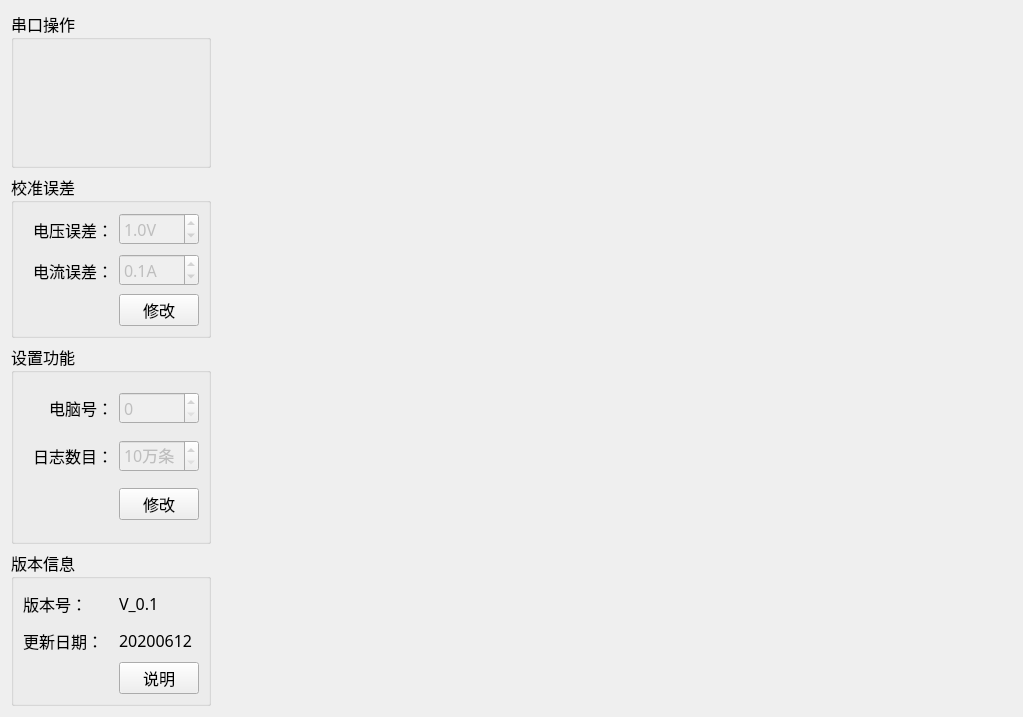
The window that PDU-CalibrateTool/setups/setup_mainwid.ui (ChinaClever/PDU-CalibrateTool) describes before a commit, drawn with Qt 5.
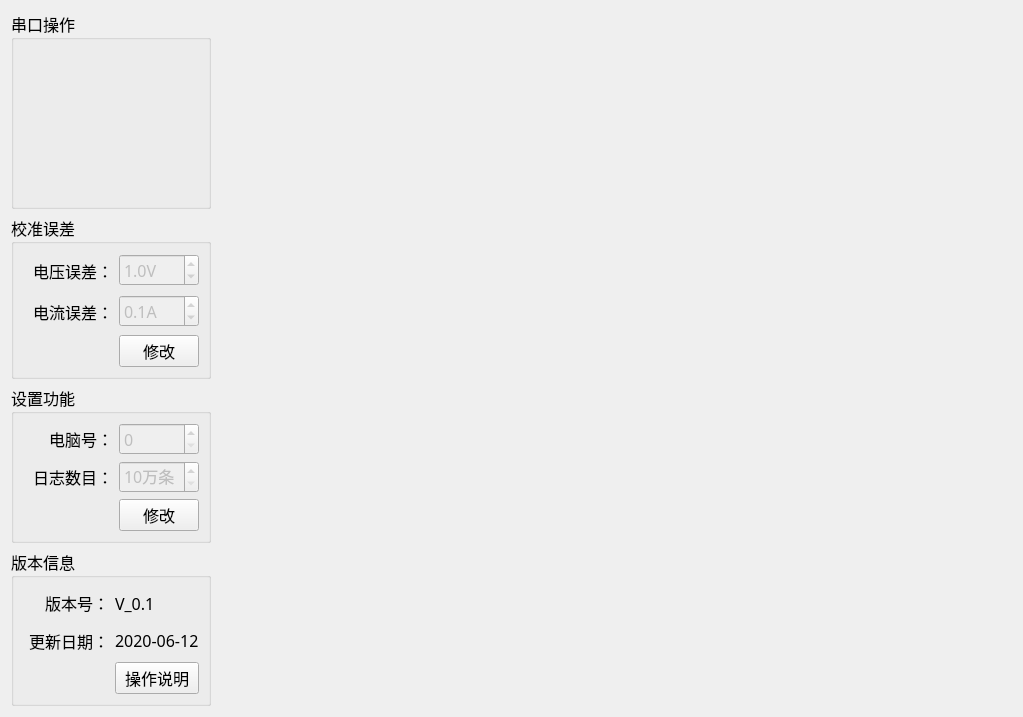
The same window after the commit.

```diff
--- a/PDU-CalibrateTool/setups/setup_mainwid.ui
+++ b/PDU-CalibrateTool/setups/setup_mainwid.ui
@@ -22,6 +22,12 @@
   <layout class="QGridLayout" name="gridLayout_4">
    <item row="0" column="0">
     <widget class="QGroupBox" name="groupBox_3">
+     <property name="minimumSize">
+      <size>
+       <width>0</width>
+       <height>160</height>
+      </size>
+     </property>
      <property name="maximumSize">
       <size>
        <width>200</width>
@@ -38,11 +44,40 @@
       <string>串口操作</string>
      </property>
      <layout class="QGridLayout" name="gridLayout">
+      <property name="leftMargin">
+       <number>0</number>
+      </property>
+      <property name="topMargin">
+       <number>0</number>
+      </property>
+      <property name="rightMargin">
+       <number>0</number>
+      </property>
+      <property name="bottomMargin">
+       <number>0</number>
+      </property>
+      <property name="horizontalSpacing">
+       <number>6</number>
+      </property>
       <item row="0" column="0">
-       <widget class="QWidget" name="serialWid" native="true"/>
+       <widget class="QWidget" name="serialWid" native="true">
+        <property name="minimumSize">
+         <size>
+          <width>0</width>
+          <height>80</height>
+         </size>
+        </property>
+       </widget>
       </item>
       <item row="1" column="0">
-       <widget class="QWidget" name="sourceWid" native="true"/>
+       <widget class="QWidget" name="sourceWid" native="true">
+        <property name="minimumSize">
+         <size>
+          <width>0</width>
+          <height>80</height>
+         </size>
+        </property>
+       </widget>
       </item>
      </layout>
     </widget>
@@ -184,7 +219,7 @@
      <property name="minimumSize">
       <size>
        <width>0</width>
-       <height>200</height>
+       <height>0</height>
       </size>
      </property>
      <property name="maximumSize">
@@ -283,6 +318,9 @@
         <property name="text">
          <string>版本号：</string>
         </property>
+        <property name="alignment">
+         <set>Qt::AlignRight|Qt::AlignTrailing|Qt::AlignVCenter</set>
+        </property>
        </widget>
       </item>
       <item row="0" column="1">
@@ -297,12 +335,15 @@
         <property name="text">
          <string>更新日期：</string>
         </property>
+        <property name="alignment">
+         <set>Qt::AlignRight|Qt::AlignTrailing|Qt::AlignVCenter</set>
+        </property>
        </widget>
       </item>
       <item row="1" column="1">
        <widget class="QLabel" name="label_4">
         <property name="text">
-         <string>20200612</string>
+         <string>2020-06-12</string>
         </property>
        </widget>
       </item>
@@ -322,7 +363,7 @@
       <item row="2" column="1">
        <widget class="QPushButton" name="readMeBtn">
         <property name="text">
-         <string>说明</string>
+         <string>操作说明</string>
         </property>
        </widget>
       </item>
```
